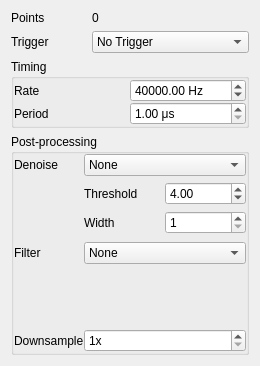
This is lib/devices/NiDAQ/ProtocolTemplate.ui in acq4/acq4 as Qt 5 draws it before an edit. The edited form follows.
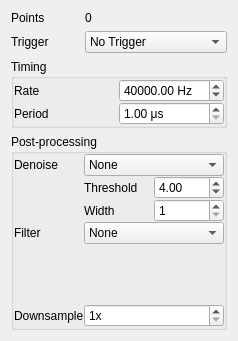
This is the edited form. Custom widgets are drawn as their Qt base class.

Commit message: Fixed some performance/memory bugs  - data manager was reloading index when it didn't need to  - filetreewidget now only updates on delayed signals  - added progress bar dialog to protocolrunner when starting protocols.    (This prevents camera frames from piling up, eating memory)

Diff of the .ui file:
```diff
--- a/lib/devices/NiDAQ/ProtocolTemplate.ui
+++ b/lib/devices/NiDAQ/ProtocolTemplate.ui
@@ -6,8 +6,8 @@
    <rect>
     <x>0</x>
     <y>0</y>
-    <width>260</width>
-    <height>366</height>
+    <width>200</width>
+    <height>296</height>
    </rect>
   </property>
   <property name="windowTitle">
```
The commit also changes 6 other files.
